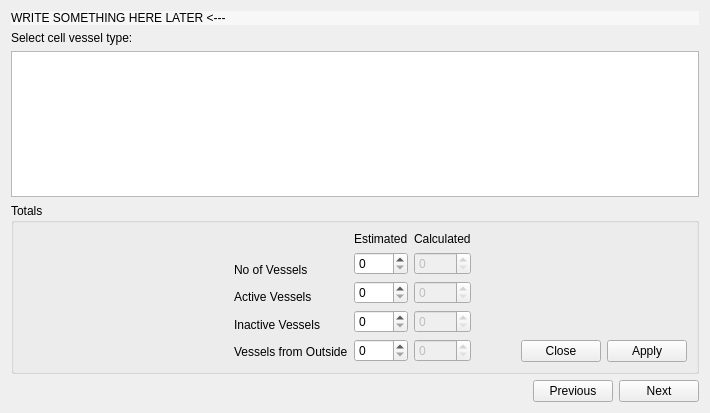
The window that app_new/frmvesseltype.ui (doublebyte1/app_solution) describes before a commit, drawn with Qt 5.
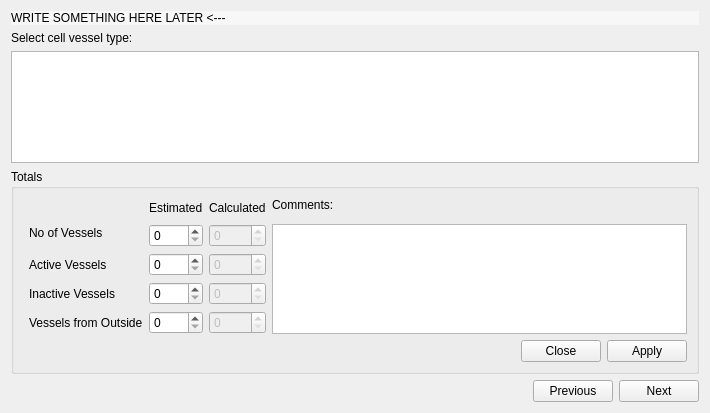
The same window after the commit. Icons and pictures are not drawn.

Patch:
```diff
--- a/app_new/frmvesseltype.ui
+++ b/app_new/frmvesseltype.ui
@@ -52,107 +52,169 @@
      <property name="title">
       <string>Totals</string>
      </property>
-     <layout class="QHBoxLayout" name="horizontalLayout_2">
-      <item>
-       <spacer name="horizontalSpacer_2">
-        <property name="orientation">
-         <enum>Qt::Horizontal</enum>
-        </property>
-        <property name="sizeHint" stdset="0">
-         <size>
-          <width>40</width>
-          <height>20</height>
-         </size>
-        </property>
-       </spacer>
-      </item>
-      <item>
-       <layout class="QHBoxLayout" name="horizontalLayout">
-        <item>
-         <layout class="QVBoxLayout" name="verticalLayout">
-          <item>
+     <layout class="QGridLayout" name="gridLayout">
+      <item row="0" column="0" rowspan="2" colspan="2">
            <widget class="QLabel" name="label_11">
             <property name="text">
              <string/>
             </property>
            </widget>
           </item>
-          <item>
+      <item row="0" column="2" rowspan="2">
+       <widget class="QLabel" name="label_4">
+        <property name="sizePolicy">
+         <sizepolicy hsizetype="Preferred" vsizetype="Fixed">
+          <horstretch>0</horstretch>
+          <verstretch>0</verstretch>
+         </sizepolicy>
+        </property>
+        <property name="text">
+         <string>Estimated</string>
+        </property>
+        <property name="buddy">
+         <cstring>spinNE</cstring>
+        </property>
+       </widget>
+      </item>
+      <item row="0" column="3" rowspan="2">
+       <widget class="QLabel" name="label_5">
+        <property name="sizePolicy">
+         <sizepolicy hsizetype="Preferred" vsizetype="Fixed">
+          <horstretch>0</horstretch>
+          <verstretch>0</verstretch>
+         </sizepolicy>
+        </property>
+        <property name="text">
+         <string>Calculated</string>
+        </property>
+        <property name="buddy">
+         <cstring>spinNC</cstring>
+        </property>
+       </widget>
+      </item>
+      <item row="0" column="4">
+       <widget class="QLabel" name="label_2">
+        <property name="text">
+         <string>Comments:</string>
+        </property>
+        <property name="buddy">
+         <cstring>plainTextEdit</cstring>
+        </property>
+       </widget>
+      </item>
+      <item row="1" column="1" rowspan="2">
            <widget class="QLabel" name="label_7">
             <property name="text">
              <string>No of Vessels</string>
             </property>
-           </widget>
-          </item>
-          <item>
+        <property name="buddy">
+         <cstring>spinNE</cstring>
+        </property>
+       </widget>
+      </item>
+      <item row="2" column="2">
+       <widget class="QSpinBox" name="spinNE">
+        <property name="sizePolicy">
+         <sizepolicy hsizetype="Preferred" vsizetype="Fixed">
+          <horstretch>0</horstretch>
+          <verstretch>0</verstretch>
+         </sizepolicy>
+        </property>
+       </widget>
+      </item>
+      <item row="2" column="3">
+       <widget class="QSpinBox" name="spinNC">
+        <property name="enabled">
+         <bool>false</bool>
+        </property>
+        <property name="sizePolicy">
+         <sizepolicy hsizetype="Preferred" vsizetype="Fixed">
+          <horstretch>0</horstretch>
+          <verstretch>0</verstretch>
+         </sizepolicy>
+        </property>
+       </widget>
+      </item>
+      <item row="2" column="4" rowspan="4" colspan="2">
+       <widget class="QPlainTextEdit" name="plainTextEdit"/>
+      </item>
+      <item row="3" column="1">
            <widget class="QLabel" name="label_8">
             <property name="text">
              <string>Active Vessels</string>
             </property>
-           </widget>
-          </item>
-          <item>
+        <property name="buddy">
+         <cstring>spinAE</cstring>
+        </property>
+       </widget>
+      </item>
+      <item row="3" column="2">
+       <widget class="QSpinBox" name="spinAE">
+        <property name="sizePolicy">
+         <sizepolicy hsizetype="Preferred" vsizetype="Fixed">
+          <horstretch>0</horstretch>
+          <verstretch>0</verstretch>
+         </sizepolicy>
+        </property>
+       </widget>
+      </item>
+      <item row="3" column="3">
+       <widget class="QSpinBox" name="spinAC">
+        <property name="enabled">
+         <bool>false</bool>
+        </property>
+        <property name="sizePolicy">
+         <sizepolicy hsizetype="Preferred" vsizetype="Fixed">
+          <horstretch>0</horstretch>
+          <verstretch>0</verstretch>
+         </sizepolicy>
+        </property>
+       </widget>
+      </item>
+      <item row="4" column="1">
            <widget class="QLabel" name="label_9">
             <property name="text">
              <string>Inactive Vessels</string>
             </property>
-           </widget>
-          </item>
-          <item>
+        <property name="buddy">
+         <cstring>spinIE</cstring>
+        </property>
+       </widget>
+      </item>
+      <item row="4" column="2">
+       <widget class="QSpinBox" name="spinIE">
+        <property name="sizePolicy">
+         <sizepolicy hsizetype="Preferred" vsizetype="Fixed">
+          <horstretch>0</horstretch>
+          <verstretch>0</verstretch>
+         </sizepolicy>
+        </property>
+       </widget>
+      </item>
+      <item row="4" column="3">
+       <widget class="QSpinBox" name="spinIC">
+        <property name="enabled">
+         <bool>false</bool>
+        </property>
+        <property name="sizePolicy">
+         <sizepolicy hsizetype="Preferred" vsizetype="Fixed">
+          <horstretch>0</horstretch>
+          <verstretch>0</verstretch>
+         </sizepolicy>
+        </property>
+       </widget>
+      </item>
+      <item row="5" column="1">
            <widget class="QLabel" name="label_10">
             <property name="text">
              <string>Vessels from Outside</string>
             </property>
-           </widget>
-          </item>
-         </layout>
-        </item>
-        <item>
-         <layout class="QVBoxLayout" name="verticalLayout_2">
-          <item>
-           <widget class="QLabel" name="label_4">
-            <property name="sizePolicy">
-             <sizepolicy hsizetype="Preferred" vsizetype="Fixed">
-              <horstretch>0</horstretch>
-              <verstretch>0</verstretch>
-             </sizepolicy>
-            </property>
-            <property name="text">
-             <string>Estimated</string>
-            </property>
-           </widget>
-          </item>
-          <item>
-           <widget class="QSpinBox" name="spinNE">
-            <property name="sizePolicy">
-             <sizepolicy hsizetype="Preferred" vsizetype="Fixed">
-              <horstretch>0</horstretch>
-              <verstretch>0</verstretch>
-             </sizepolicy>
-            </property>
-           </widget>
-          </item>
-          <item>
-           <widget class="QSpinBox" name="spinAE">
-            <property name="sizePolicy">
-             <sizepolicy hsizetype="Preferred" vsizetype="Fixed">
-              <horstretch>0</horstretch>
-              <verstretch>0</verstretch>
-             </sizepolicy>
-            </property>
-           </widget>
-          </item>
-          <item>
-           <widget class="QSpinBox" name="spinIE">
-            <property name="sizePolicy">
-             <sizepolicy hsizetype="Preferred" vsizetype="Fixed">
-              <horstretch>0</horstretch>
-              <verstretch>0</verstretch>
-             </sizepolicy>
-            </property>
-           </widget>
-          </item>
-          <item>
+        <property name="buddy">
+         <cstring>spinOE</cstring>
+        </property>
+       </widget>
+      </item>
+      <item row="5" column="2">
            <widget class="QSpinBox" name="spinOE">
             <property name="sizePolicy">
              <sizepolicy hsizetype="Preferred" vsizetype="Fixed">
@@ -162,63 +224,7 @@
             </property>
            </widget>
           </item>
-         </layout>
-        </item>
-        <item>
-         <layout class="QVBoxLayout" name="verticalLayout_3">
-          <item>
-           <widget class="QLabel" name="label_5">
-            <property name="sizePolicy">
-             <sizepolicy hsizetype="Preferred" vsizetype="Fixed">
-              <horstretch>0</horstretch>
-              <verstretch>0</verstretch>
-             </sizepolicy>
-            </property>
-            <property name="text">
-             <string>Calculated</string>
-            </property>
-           </widget>
-          </item>
-          <item>
-           <widget class="QSpinBox" name="spinNC">
-            <property name="enabled">
-             <bool>false</bool>
-            </property>
-            <property name="sizePolicy">
-             <sizepolicy hsizetype="Preferred" vsizetype="Fixed">
-              <horstretch>0</horstretch>
-              <verstretch>0</verstretch>
-             </sizepolicy>
-            </property>
-           </widget>
-          </item>
-          <item>
-           <widget class="QSpinBox" name="spinAC">
-            <property name="enabled">
-             <bool>false</bool>
-            </property>
-            <property name="sizePolicy">
-             <sizepolicy hsizetype="Preferred" vsizetype="Fixed">
-              <horstretch>0</horstretch>
-              <verstretch>0</verstretch>
-             </sizepolicy>
-            </property>
-           </widget>
-          </item>
-          <item>
-           <widget class="QSpinBox" name="spinIC">
-            <property name="enabled">
-             <bool>false</bool>
-            </property>
-            <property name="sizePolicy">
-             <sizepolicy hsizetype="Preferred" vsizetype="Fixed">
-              <horstretch>0</horstretch>
-              <verstretch>0</verstretch>
-             </sizepolicy>
-            </property>
-           </widget>
-          </item>
-          <item>
+      <item row="5" column="3">
            <widget class="QSpinBox" name="spinOC">
             <property name="enabled">
              <bool>false</bool>
@@ -231,26 +237,7 @@
             </property>
            </widget>
           </item>
-         </layout>
-        </item>
-       </layout>
-      </item>
-      <item>
-       <layout class="QVBoxLayout" name="verticalLayout_4">
-        <item>
-         <spacer name="verticalSpacer">
-          <property name="orientation">
-           <enum>Qt::Vertical</enum>
-          </property>
-          <property name="sizeHint" stdset="0">
-           <size>
-            <width>20</width>
-            <height>40</height>
-           </size>
-          </property>
-         </spacer>
-        </item>
-        <item>
+      <item row="6" column="5">
          <widget class="QDialogButtonBox" name="buttonBox">
           <property name="standardButtons">
            <set>QDialogButtonBox::Apply|QDialogButtonBox::Close</set>
@@ -258,8 +245,6 @@
          </widget>
         </item>
        </layout>
-      </item>
-     </layout>
     </widget>
    </item>
    <item>
```
Left out of the diff: 18 changed lines with no effect on the pictures. Lines whose indentation alone changed are shown as unchanged.
